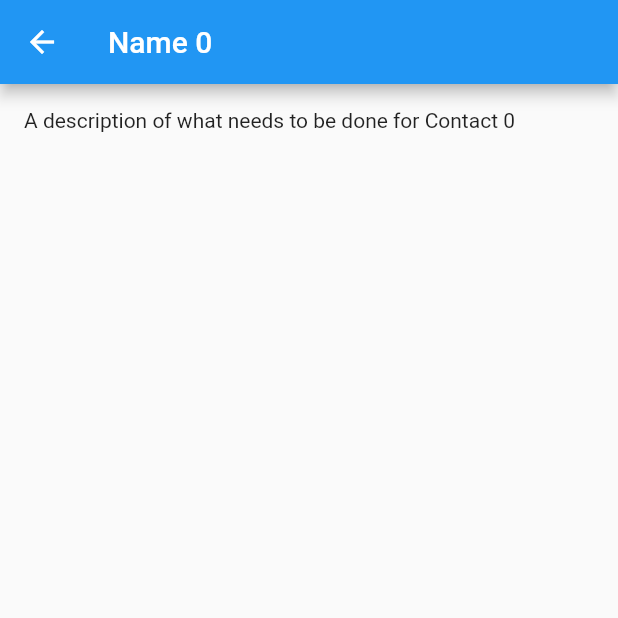
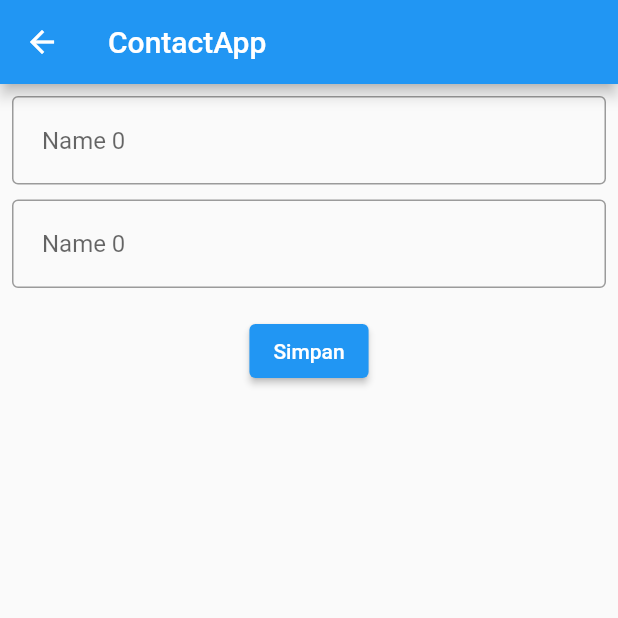
Before and after one commit to przt/flutter, a Flutter app: the ContactScreen screen opened directly, after a tap on an icon or button, on a phone screen of 412 x 824 dp, the top half of it. Run offline on Flutter 3.47's test engine with Material 2 defaults, Android fonts, the phone set to English and light mode, and no system bars; our stand-ins replace google_fonts.

Commit message:
revisi tugas
Revisi tugas (belum sesuai dengan ketentuan nomor 8, 9, 10)

```diff
--- a/flutter_basic/lib/contact_page.dart
+++ b/flutter_basic/lib/contact_page.dart
@@ -1,5 +1,6 @@
 import 'package:flutter/foundation.dart';
 import 'package:flutter/material.dart';
+import 'package:flutter_basic/detail_contact_page.dart';
 
 class Contact {
   final String name;
@@ -31,34 +32,29 @@ class ContactScreen extends StatelessWidget {
               Navigator.push(
                 context,
                 MaterialPageRoute(
-                  builder: (context) => DetailScreen(contact: contacts[index]),
+                  builder: (context) => DetailScreen(
+                      title: contacts[index].name,
+                      description: contacts[index].name),
                 ),
               );
             },
           );
         },
       ),
-    );
-  }
-}
-
-class DetailScreen extends StatelessWidget {
-  // In the constructor, require a Todo.
-  const DetailScreen({Key? key, required this.contact}) : super(key: key);
-
-  // Declare a field that holds the Todo.
-  final Contact contact;
-
-  @override
-  Widget build(BuildContext context) {
-    // Use the Todo to create the UI.
-    return Scaffold(
-      appBar: AppBar(
-        title: Text(contact.name),
-      ),
-      body: Padding(
-        padding: const EdgeInsets.all(16.0),
-        child: Text(contact.number),
+      floatingActionButton: FloatingActionButton(
+        onPressed: () {
+          Navigator.push(
+            context,
+            MaterialPageRoute(
+              builder: (context) => DetailScreen(title: '', description: ''),
+            ),
+          );
+        },
+        backgroundColor: Colors.white,
+        child: const Icon(
+          Icons.add,
+          color: Colors.black,
+        ),
       ),
     );
   }
--- a/flutter_basic/lib/detail_contact_page.dart
+++ b/flutter_basic/lib/detail_contact_page.dart
@@ -1 +1,78 @@
+import 'package:flutter/cupertino.dart';
 import 'package:flutter/material.dart';
+
+class DetailScreen extends StatefulWidget {
+  String title, description;
+
+  DetailScreen({Key? key, required this.title, required this.description});
+
+  @override
+  _DetailScreenState createState() => _DetailScreenState();
+}
+
+class _DetailScreenState extends State<DetailScreen> {
+  final GlobalKey<FormState> _formKey = GlobalKey();
+  final TextEditingController _Title = TextEditingController();
+  final TextEditingController _Description = TextEditingController();
+
+  @override
+  Widget build(BuildContext context) {
+    return Scaffold(
+      appBar: AppBar(
+        title: Text('ContactApp'),
+      ),
+      body: Container(
+        child: Column(
+          children: [
+            Padding(
+              padding: const EdgeInsets.all(8.0),
+              child: Form(
+                  key: _formKey,
+                  child: Column(
+                    crossAxisAlignment: CrossAxisAlignment.start,
+                    children: [
+                      TextFormField(
+                        controller: _Title,
+                        decoration: InputDecoration(
+                          border: OutlineInputBorder(),
+                          hintText: widget.title,
+                          contentPadding: EdgeInsets.all(20.0),
+                        ),
+                        validator: (value) {
+                          if (value == null || value.isEmpty) {
+                            return 'Enter Name !';
+                          }
+                          return null;
+                        },
+                      ),
+                      const SizedBox(height: 10),
+                      TextFormField(
+                        controller: _Description,
+                        decoration: InputDecoration(
+                          border: OutlineInputBorder(),
+                          hintText: widget.description,
+                          contentPadding: EdgeInsets.all(20.0),
+                        ),
+                        validator: (value) {
+                          if (value == null || value.isEmpty) {
+                            return 'Enter Phone Number !';
+                          }
+                          return null;
+                        },
+                      ),
+                    ],
+                  )),
+            ),
+            Padding(
+              padding: const EdgeInsets.all(10.0),
+              child: ElevatedButton(
+                onPressed: () {},
+                child: const Text('Simpan'),
+              ),
+            ),
+          ],
+        ),
+      ),
+    );
+  }
+}
```
